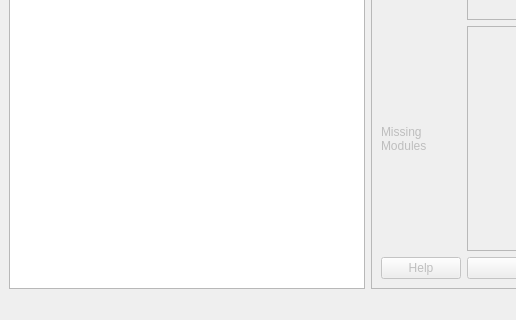
Old version of the form ui/gui/default/PluginCreateMenu.ui in the repository TUB-Control/PaPI; both pictures show x 0 to 516 and y 309 to 629 of the 742 by 629 pixel window.
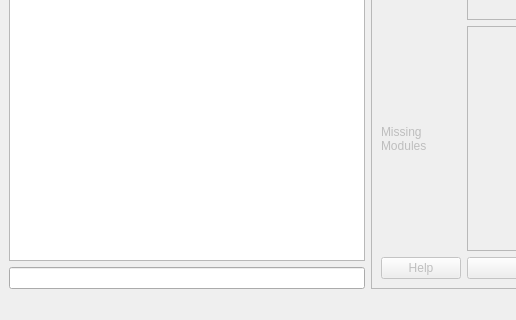
New version of the form.

Commit message: Added textfield in create/overviewmenu (used to search for plugin) #62

```diff
--- a/ui/gui/default/PluginCreateMenu.ui
+++ b/ui/gui/default/PluginCreateMenu.ui
@@ -18,6 +18,8 @@
     <item>
      <layout class="QHBoxLayout" name="horizontalLayout">
       <item>
+       <layout class="QVBoxLayout" name="verticalLayout_2">
+        <item>
        <widget class="QTreeView" name="pluginTree">
         <property name="selectionBehavior">
          <enum>QAbstractItemView::SelectItems</enum>
@@ -26,6 +28,11 @@
          <bool>true</bool>
         </attribute>
        </widget>
+        </item>
+        <item>
+         <widget class="QLineEdit" name="pluginSearchText"/>
+        </item>
+       </layout>
       </item>
       <item>
        <widget class="QScrollArea" name="scrollArea">
```
Lines whose indentation alone changed are shown as unchanged. The commit also changes 6 other files.
